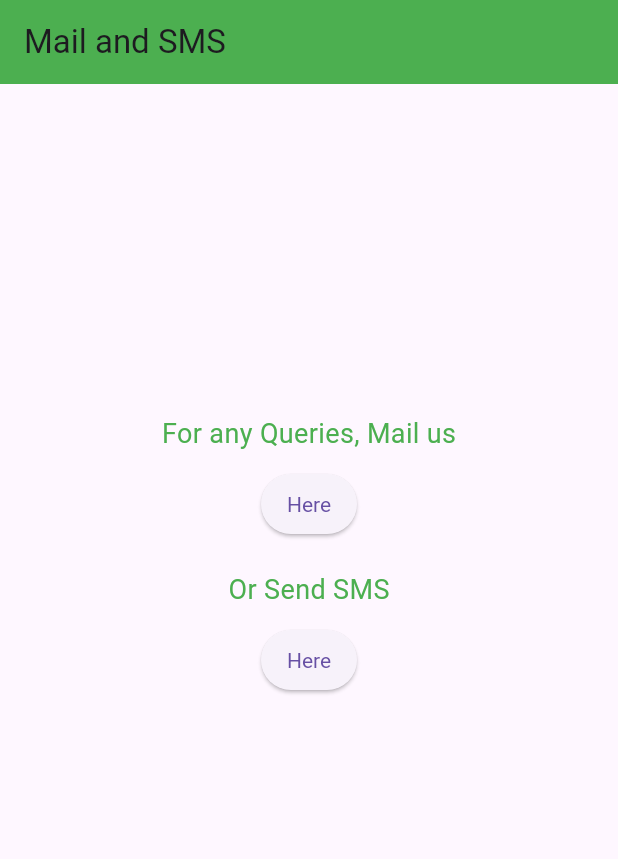
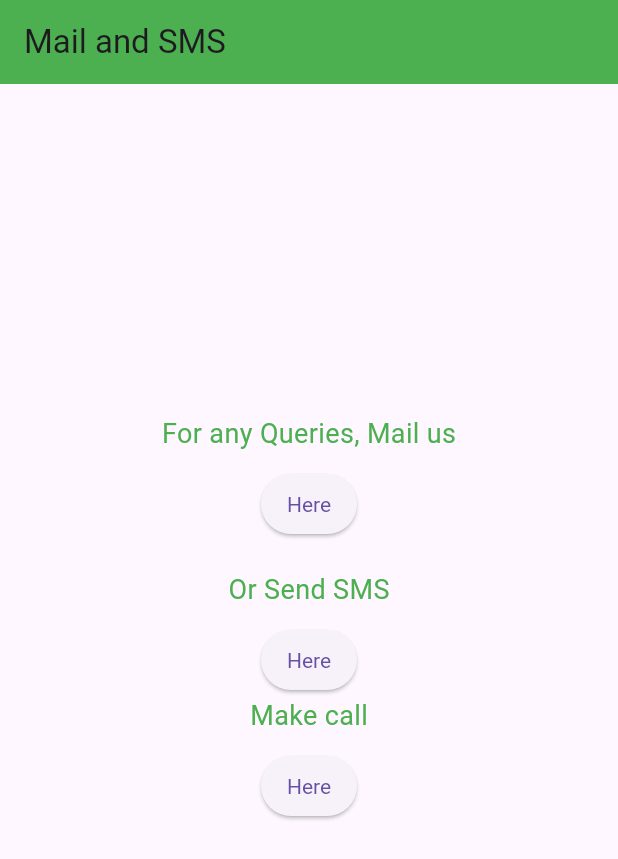
Before and after one commit to leminhduc1202/learning_flutter_vsc, a Flutter app: the screen it shows after launch, on a phone screen of 412 x 824 dp. Shown: the top 859 px of the screen. Run offline on Flutter 3.47's test engine with Material 3 defaults, Android fonts, the phone set to English and light mode, and no system bars; our stand-ins replace analog_clock, auto_size_text, carousel_slider, convex_bottom_bar, expansion_tile_card, firebase_core and 15 more; missing offline and left inert: dart:ffi; accounts and stored records are empty.

Commit message:
Making call in Flutter

```diff
--- a/lib/advance_concepts/mail_sms_view.dart
+++ b/lib/advance_concepts/mail_sms_view.dart
@@ -17,6 +17,15 @@ _sendingMails() async {
 
 _sendingSMS() async {
   var url = Uri.parse("sms:0869238644");
+  if (await canLaunchUrl(url)) {
+    await launchUrl(url);
+  } else {
+    throw 'Could not launch $url';
+  }
+}
+
+_makingPhoneCall() async {
+  var url = Uri.parse("tel:0869238644");
   if (await canLaunchUrl(url)) {
     await launchUrl(url);
   } else {
@@ -88,6 +97,26 @@ class MailAndSmsView extends StatelessWidget {
                     ),
                   ),
                   child: const Text('Here'),
+                ),
+                const Text(
+                  'Make call',
+                  style: TextStyle(
+                    fontSize: 18.0,
+                    color: Colors.green,
+                  ),
+                ),// Elevat
+                Container(
+                  height: 10.0,
+                ),
+                ElevatedButton(
+                  onPressed: _makingPhoneCall,
+                  style: ButtonStyle(
+                    padding: WidgetStateProperty.all(const EdgeInsets.all(5.0)),
+                    textStyle: WidgetStateProperty.all(
+                      const TextStyle(color: Colors.black),
+                    ),
+                  ),
+                  child: const Text('Here'),
                 ), // ElevatedButton
               ],
             ),
```
Also changed, not shown: 1 other file.
